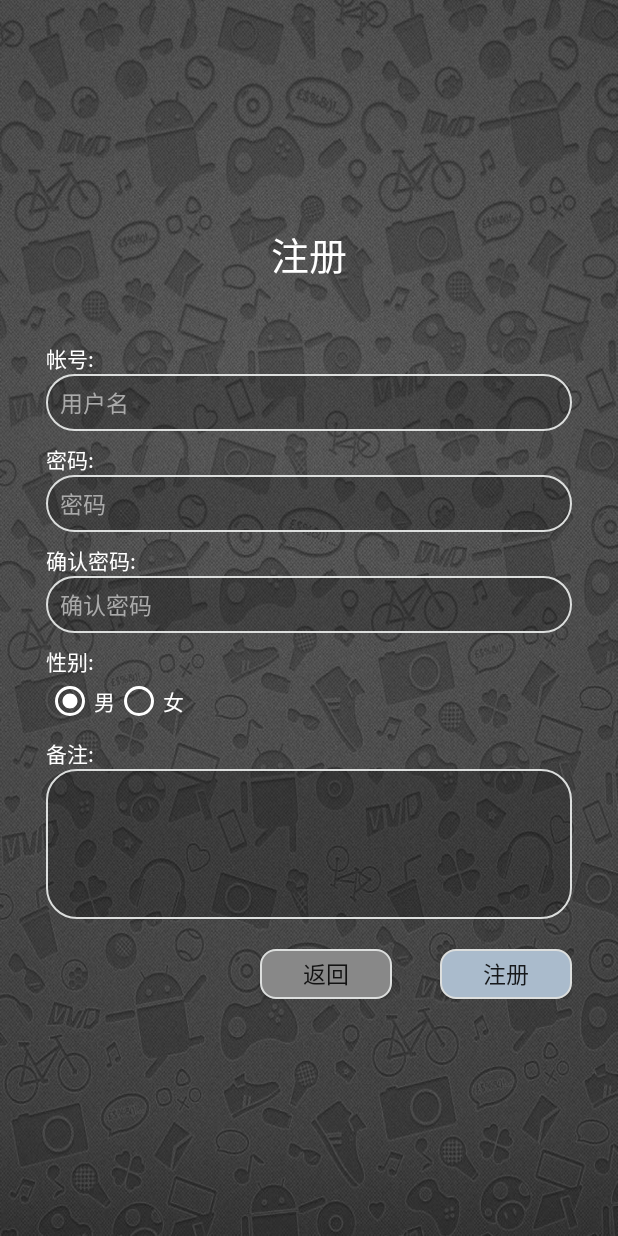
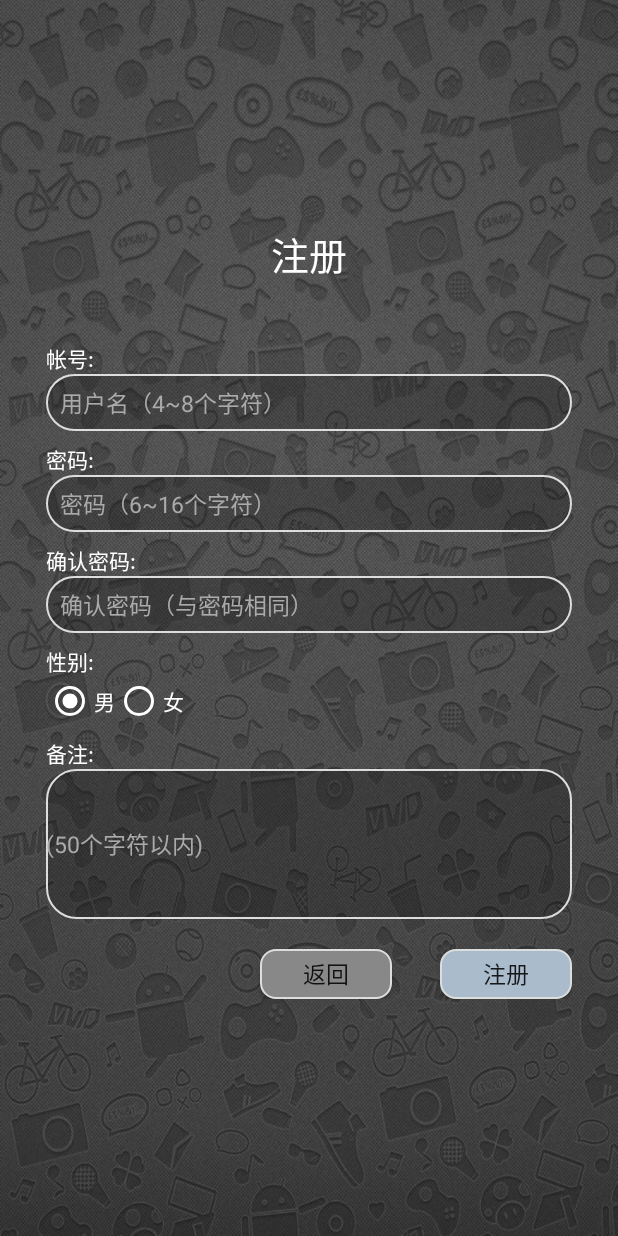
Before and after one commit to l2314800304/AndroidGroup5, an Android app: the Register screen opened directly, with no data from a screen before it, on a phone screen of 412 x 824 dp. Run offline under Robolectric (Android 15) with nearby library versions, the light colour scheme and no system bars.

Commit message:
修改注册、通讯录同步处理逻辑

```diff
--- a/app/src/main/res/layout/activity_register.xml
+++ b/app/src/main/res/layout/activity_register.xml
@@ -48,7 +48,7 @@
             android:background="@drawable/login_edit"
             android:focusable="true"
             android:focusableInTouchMode="true"
-            android:hint="用户名"
+            android:hint="用户名（4~8个字符）"
             android:textColorHint="#aaa"
             android:textColor="#fff"
             android:inputType="text"
@@ -75,7 +75,7 @@
             android:layout_height="wrap_content"
             android:layout_below="@id/tv_pass_register"
             android:background="@drawable/login_edit"
-            android:hint="密码"
+            android:hint="密码（6~16个字符）"
             android:textColorHint="#aaa"
             android:textColor="#fff"
             android:inputType="textPassword"
@@ -108,7 +108,7 @@
             android:paddingRight="8dp"
             android:paddingTop="7dp"
             android:password="true"
-            android:hint="确认密码"
+            android:hint="确认密码（与密码相同）"
             android:textColorHint="#aaa"
             android:textColor="#fff"
             android:singleLine="true"
@@ -163,6 +163,8 @@
             android:inputType="textMultiLine"
             android:scrollHorizontally="false"
             android:textSize="15sp"
+            android:hint="(50个字符以内)"
+            android:textColorHint="#aaa"
             android:textColor="#fff"/>
         <Button
             android:id="@+id/btn_backToLogin"
```
Also changed, not shown: app/src/main/java/com/androidgroup5/onlinecontact/Register.java (+9 -1 lines).
